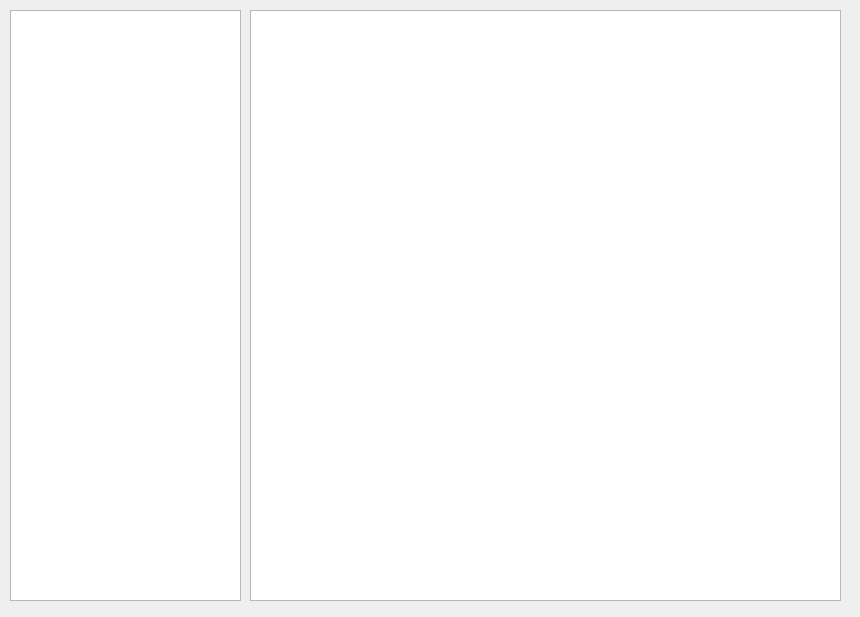
This is src/Apps/Simulator/HelpDialog.ui in jdms/rrm as Qt 5 draws it before an edit. The edited form follows.
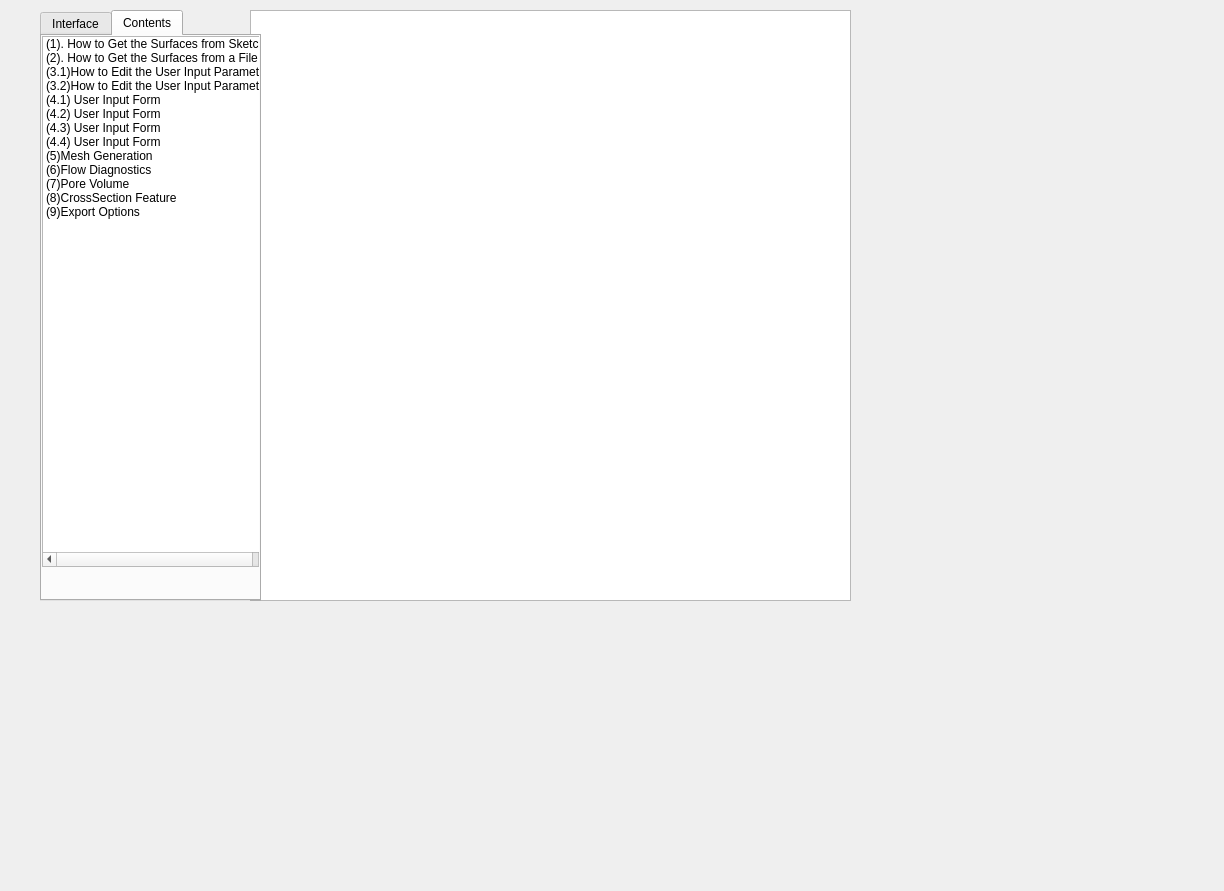
This is the edited form.

Patch:
```diff
--- a/src/Apps/Simulator/HelpDialog.ui
+++ b/src/Apps/Simulator/HelpDialog.ui
@@ -6,32 +6,160 @@
    <rect>
     <x>0</x>
     <y>0</y>
-    <width>860</width>
-    <height>617</height>
+    <width>1224</width>
+    <height>891</height>
    </rect>
   </property>
   <property name="windowTitle">
    <string>Dialog</string>
   </property>
-  <widget class="QTextEdit" name="te_contentsview">
+  <widget class="QGraphicsView" name="gv_contents">
    <property name="geometry">
     <rect>
      <x>250</x>
      <y>10</y>
-     <width>591</width>
+     <width>601</width>
      <height>591</height>
     </rect>
    </property>
   </widget>
-  <widget class="QListWidget" name="lw_contentsitems">
+  <widget class="QTabWidget" name="tw_guide">
    <property name="geometry">
     <rect>
-     <x>10</x>
+     <x>40</x>
      <y>10</y>
-     <width>231</width>
+     <width>221</width>
      <height>591</height>
     </rect>
    </property>
+   <property name="currentIndex">
+    <number>1</number>
+   </property>
+   <widget class="QWidget" name="tb_generalguide">
+    <attribute name="title">
+     <string>Interface</string>
+    </attribute>
+    <widget class="QListWidget" name="lw_contentsitems">
+     <property name="geometry">
+      <rect>
+       <x>0</x>
+       <y>0</y>
+       <width>211</width>
+       <height>561</height>
+      </rect>
+     </property>
+     <item>
+      <property name="text">
+       <string>(1)Quick Sketching Interface Manual</string>
+      </property>
+     </item>
+     <item>
+      <property name="text">
+       <string>(1.1)Quick Sketching Interface Manual</string>
+      </property>
+     </item>
+     <item>
+      <property name="text">
+       <string>(1.2)Quick Sketching Interface Manual</string>
+      </property>
+     </item>
+     <item>
+      <property name="text">
+       <string>(2)Quick Flow Diagnostics Interface Manual</string>
+      </property>
+     </item>
+     <item>
+      <property name="text">
+       <string>(2.1)Quick Flow Diagnostics Interface Manual</string>
+      </property>
+     </item>
+     <item>
+      <property name="text">
+       <string>(2.2)Quick Flow Diagnostics Interface Manual</string>
+      </property>
+     </item>
+    </widget>
+   </widget>
+   <widget class="QWidget" name="tb_specificguide">
+    <attribute name="title">
+     <string>Contents</string>
+    </attribute>
+    <widget class="QListWidget" name="lw_userguide">
+     <property name="geometry">
+      <rect>
+       <x>0</x>
+       <y>0</y>
+       <width>231</width>
+       <height>531</height>
+      </rect>
+     </property>
+     <item>
+      <property name="text">
+       <string>(1). How to Get the Surfaces from Sketch</string>
+      </property>
+     </item>
+     <item>
+      <property name="text">
+       <string>(2). How to Get the Surfaces from a File</string>
+      </property>
+     </item>
+     <item>
+      <property name="text">
+       <string>(3.1)How to Edit the User Input Parameters</string>
+      </property>
+     </item>
+     <item>
+      <property name="text">
+       <string>(3.2)How to Edit the User Input Parameters</string>
+      </property>
+     </item>
+     <item>
+      <property name="text">
+       <string>(4.1) User Input Form</string>
+      </property>
+     </item>
+     <item>
+      <property name="text">
+       <string>(4.2) User Input Form</string>
+      </property>
+     </item>
+     <item>
+      <property name="text">
+       <string>(4.3) User Input Form</string>
+      </property>
+     </item>
+     <item>
+      <property name="text">
+       <string>(4.4) User Input Form</string>
+      </property>
+     </item>
+     <item>
+      <property name="text">
+       <string>(5)Mesh Generation</string>
+      </property>
+     </item>
+     <item>
+      <property name="text">
+       <string>(6)Flow Diagnostics</string>
+      </property>
+     </item>
+     <item>
+      <property name="text">
+       <string>(7)Pore Volume</string>
+      </property>
+     </item>
+     <item>
+      <property name="text">
+       <string>(8)CrossSection Feature</string>
+      </property>
+     </item>
+     <item>
+      <property name="text">
+       <string>(9)Export Options</string>
+      </property>
+     </item>
+    </widget>
+   </widget>
   </widget>
  </widget>
  <resources/>
```
